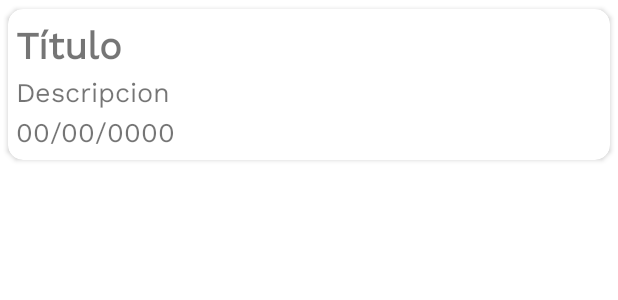
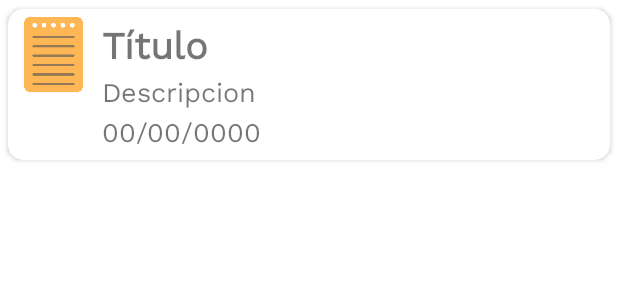
Before and after one commit to Marc-Meller/Agenda_Online, an Android app: the layout item_nota.xml on its own in the app's theme, with its tools: preview values and no code run, on a phone screen of 412 x 824 dp. Shown: the top 300 px of the screen. Run offline under Robolectric (Android 15) with nearby library versions, the phone set to English and light mode, and no system bars.

Commit message:
Actulizacion inncesaria pero justa 3 - listar Notas

```diff
--- a/app/src/main/java/com/marcmeller/agenda_online/ViewHolder/ViewHolder_Nota.java
+++ b/app/src/main/java/com/marcmeller/agenda_online/ViewHolder/ViewHolder_Nota.java
@@ -31,14 +31,14 @@ public class ViewHolder_Nota extends RecyclerView.ViewHolder {
         itemView.setOnClickListener(new View.OnClickListener() {
             @Override
             public void onClick(View view) {
-                mClickListener.onItemClick(view,getAdapterPosition());
+                mClickListener.onItemClick(view,getBindingAdapterPosition());
             }
         });
 
         itemView.setOnLongClickListener(new View.OnLongClickListener() {
             @Override
             public boolean onLongClick(View view) {
-                mClickListener.onItemLongClick(view, getAdapterPosition());
+                mClickListener.onItemLongClick(view, getBindingAdapterPosition());
                 return false;
             }
         });
--- a/app/src/main/res/layout/item_nota.xml
+++ b/app/src/main/res/layout/item_nota.xml
@@ -13,8 +13,28 @@
     <androidx.appcompat.widget.LinearLayoutCompat
         android:layout_width="match_parent"
         android:layout_height="wrap_content"
+        android:orientation="horizontal"
+        android:padding="5dp">
+
+        <!--ICONO-->
+        <androidx.appcompat.widget.LinearLayoutCompat
+            android:layout_width="wrap_content"
+            android:layout_height="match_parent">
+
+            <androidx.appcompat.widget.AppCompatImageView
+                android:layout_width="50dp"
+                android:layout_height="50dp"
+                android:layout_gravity="start"
+                android:src="@drawable/icono_item_nota"/>
+            <!--android:layout_gravity="center"-->
+
+        </androidx.appcompat.widget.LinearLayoutCompat>
+
+        <androidx.appcompat.widget.LinearLayoutCompat
+            android:layout_width="match_parent"
+            android:layout_height="match_parent"
             android:orientation="vertical"
-        android:padding="5dp">
+            android:layout_marginStart="7dp">
 
             <!--ID-->
             <TextView
@@ -89,6 +109,7 @@
                 android:layout_width="match_parent"
                 android:layout_height="wrap_content"/>
 
+        </androidx.appcompat.widget.LinearLayoutCompat>
 
     </androidx.appcompat.widget.LinearLayoutCompat>
 
```
Also changed, not shown: app/build.gradle (+5 -3 lines), app/src/main/java/com/marcmeller/agenda_online/ListarNotas/Listar_Notas.java (+102 -0 lines), app/src/main/res/layout/activity_listar_notas.xml (+9 -2 lines), app/src/main/res/drawable/icono_item_nota.png (added). Lines whose indentation alone changed are shown as unchanged.
